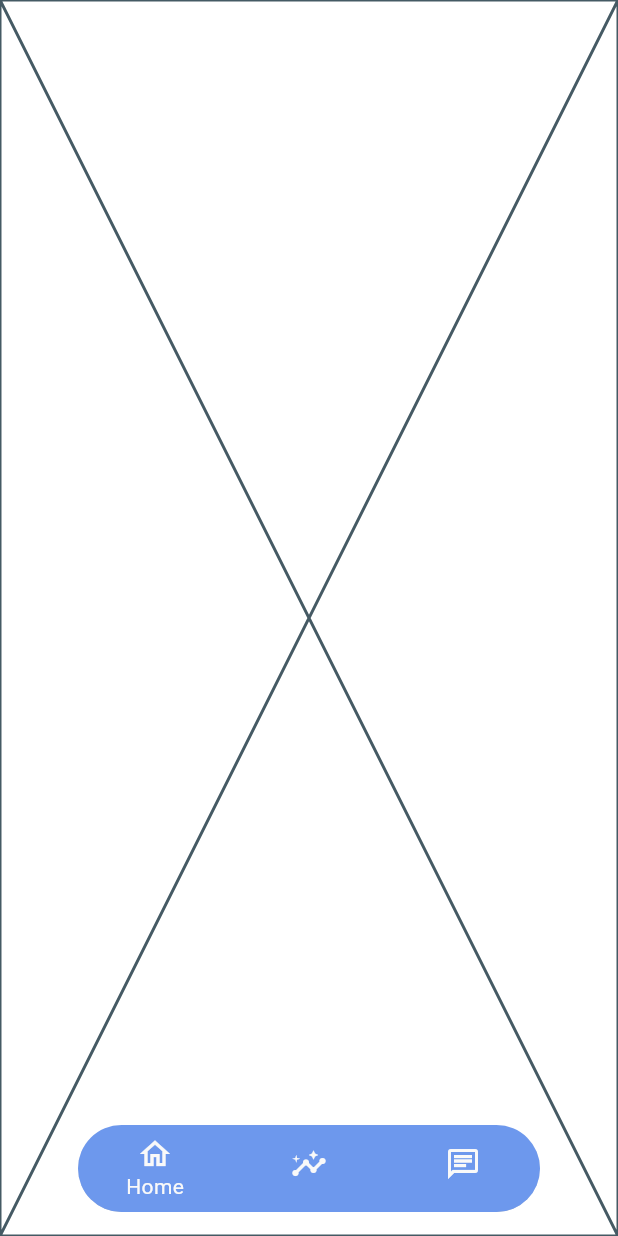
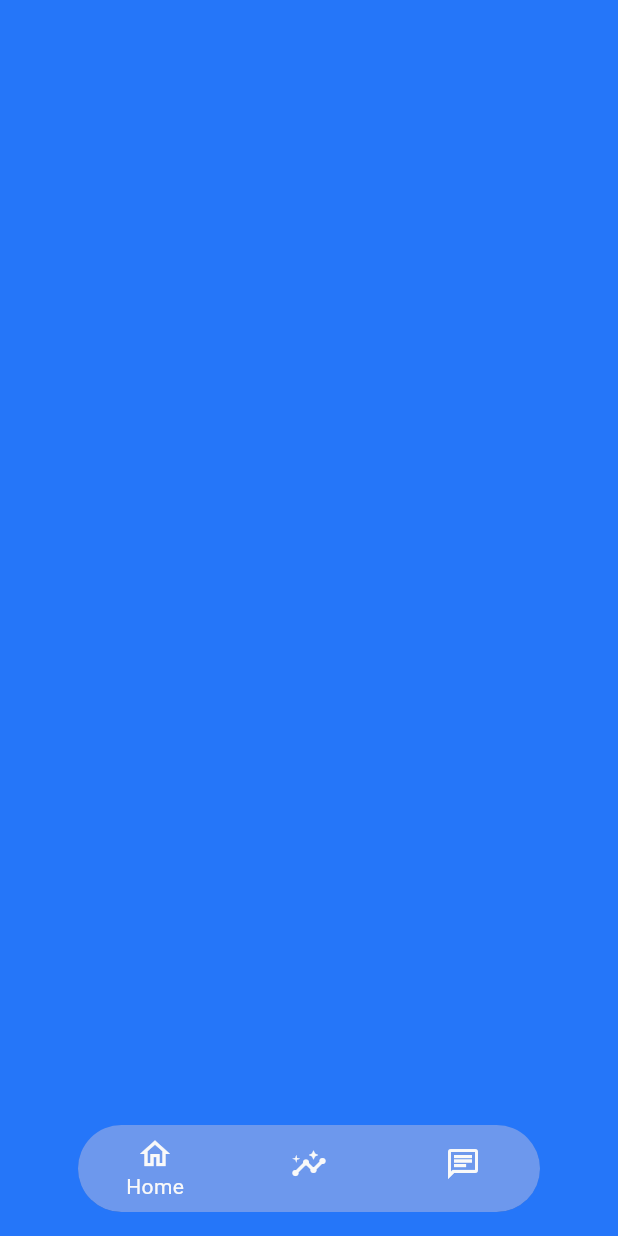
Before and after one commit to MahmoudEldeeb10/climate, a Flutter app: the screen it shows after launch, on a phone screen of 412 x 824 dp. Run offline on Flutter 3.47's test engine with Material 3 defaults, Android fonts, the phone set to English and light mode, and no system bars; our stand-ins replace bloc, equatable, flutter_bloc.

Commit message:
edit scaffoldBackgroundColor in main

```diff
--- a/lib/features/home/presentation/home_view.dart
+++ b/lib/features/home/presentation/home_view.dart
@@ -5,6 +5,8 @@ class HomeView extends StatelessWidget {
 
   @override
   Widget build(BuildContext context) {
-    return const Placeholder();
+    return const Scaffold(
+      body: Column(),
+    );
   }
 }
--- a/lib/main.dart
+++ b/lib/main.dart
@@ -1,3 +1,4 @@
+import 'package:climate/constants.dart';
 import 'package:climate/features/botton_nav_bar/presentation/manager/cubit/bottom_nav_cubit.dart';
 import 'package:climate/features/botton_nav_bar/presentation/views/main_view.dart';
 import 'package:flutter/material.dart';
@@ -17,14 +18,7 @@ class ClimateApp extends StatelessWidget {
       child: MaterialApp(
         debugShowCheckedModeBanner: false,
 
-        theme: ThemeData(
-          scaffoldBackgroundColor: Colors.white,
-          appBarTheme: AppBarTheme(
-            backgroundColor: Colors.white,
-            foregroundColor: Colors.black,
-            // elevation: 0,
-          ),
-        ),
+        theme: ThemeData(scaffoldBackgroundColor: AppColors.backgroundColor),
         home: MainView(),
       ),
     );
```
